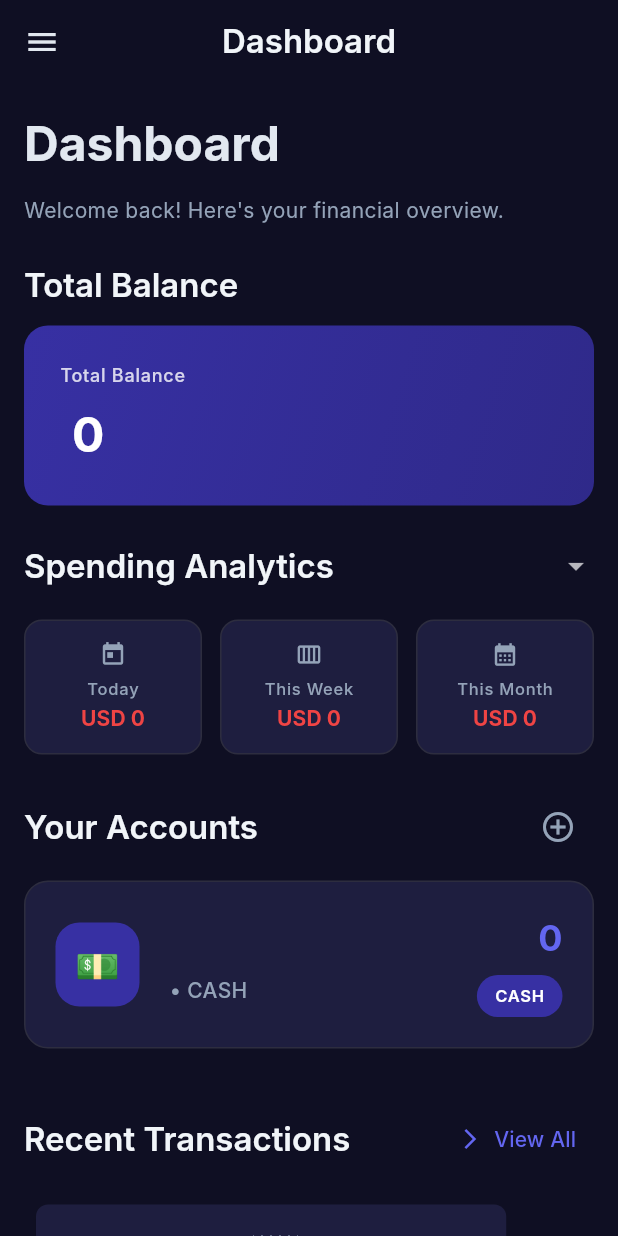
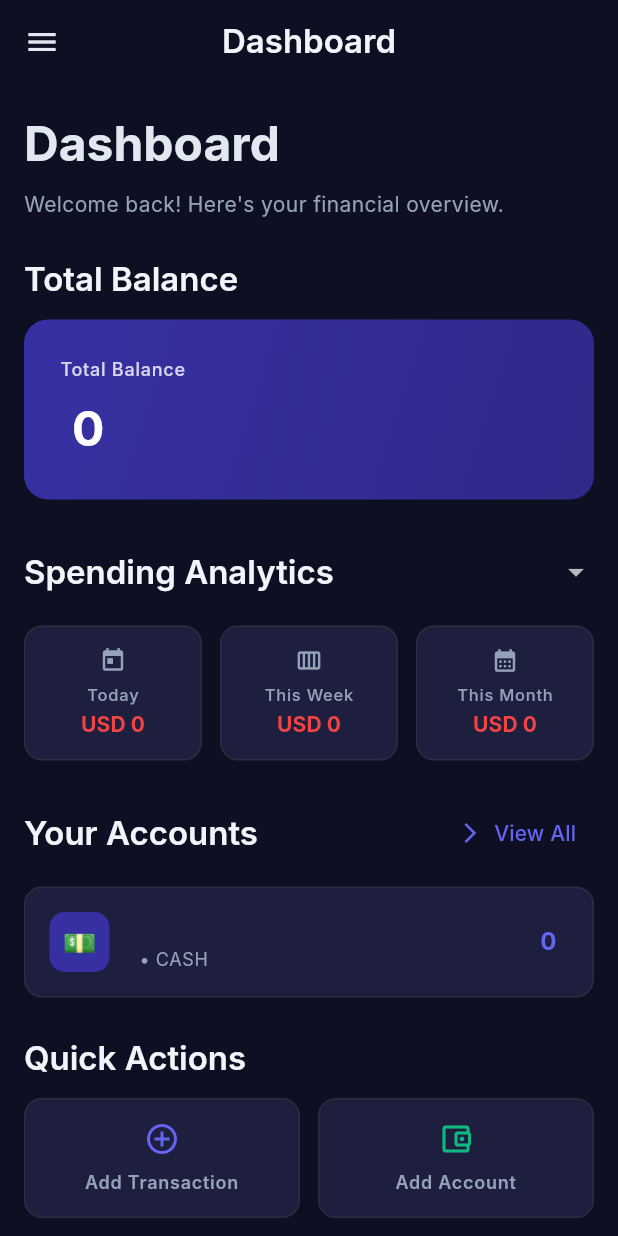
Before and after one commit to saadfarhan124/monthly_expense, a Flutter app: the screen it shows once a user with an empty profile is signed in, on a phone screen of 412 x 824 dp. Run offline on Flutter 3.47's test engine with Material 3 defaults, Android fonts, the phone set to English and light mode, and no system bars; our stand-ins replace cloud_firestore, firebase_auth, firebase_core; accounts and stored records are empty; Roboto replaces fonts that are missing (Inter).

Commit message:
redesigned dashboard

```diff
--- a/monthly_expense_app/lib/features/dashboard/presentation/dashboard_screen.dart
+++ b/monthly_expense_app/lib/features/dashboard/presentation/dashboard_screen.dart
@@ -373,183 +373,29 @@ class _DashboardScreenState extends State<DashboardScreen> {
                 mainAxisSize: MainAxisSize.min,
                 children: [
                   const SizedBox(height: AppSpacing.lg),
-                  Text(
-                    'Dashboard',
-                    style: AppTextStyles.headlineLarge.copyWith(
-                      color: AppColors.onSurface,
-                      fontWeight: FontWeight.bold,
-                    ),
-                  ),
-                  const SizedBox(height: AppSpacing.md),
-                  Text(
-                    'Welcome back! Here\'s your financial overview.',
-                    style: AppTextStyles.bodyMedium.copyWith(
-                      color: AppColors.onSurfaceVariant,
-                    ),
-                  ),
+
+                  // Header Section
+                  _buildHeader(),
                   const SizedBox(height: AppSpacing.xl),
 
-                  // Stats Cards
-                  _buildStatsSection(user.uid),
+                  // Total Balance Section
+                  _buildBalanceSection(user.uid),
+                  const SizedBox(height: AppSpacing.xl),
+
+                  // Spending Analytics Section
+                  _buildSpendingStats(user.uid),
                   const SizedBox(height: AppSpacing.xl),
 
                   // Accounts Section
-                  Row(
-                    mainAxisAlignment: MainAxisAlignment.spaceBetween,
-                    children: [
-                      Text(
-                        'Your Accounts',
-                        style: AppTextStyles.titleLarge.copyWith(
-                          fontWeight: FontWeight.w600,
-                        ),
-                      ),
-                      IconButton(
-                        icon: const Icon(Icons.add_circle_outline),
-                        onPressed: () {
-                          // TODO: Navigate to add account
-                        },
-                        tooltip: 'Add Account',
-                      ),
-                    ],
-                  ),
-                  const SizedBox(height: AppSpacing.md),
-
-                  // Accounts List
-                  StreamBuilder<List<Account>>(
-                    stream: _accountService.getAccounts(user.uid),
-                    builder: (context, snapshot) {
-                      if (snapshot.connectionState == ConnectionState.waiting) {
-                        return const Center(child: CircularProgressIndicator());
-                      }
-
-                      final accounts = snapshot.data ?? [];
-                      if (accounts.isEmpty) {
-                        return Card(
-                          color: AppColors.surfaceVariant,
-                          child: Padding(
-                            padding: AppSpacing.paddingLg,
-                            child: Column(
-                              children: [
-                                Icon(
-                                  Icons.account_balance_wallet_outlined,
-                                  size: 48,
-                                  color: AppColors.onSurfaceVariant,
-                                ),
-                                const SizedBox(height: AppSpacing.md),
-                                Text(
-                                  'No accounts yet',
-                                  style: AppTextStyles.titleMedium.copyWith(
-                                    color: AppColors.onSurfaceVariant,
-                                  ),
-                                ),
-                                const SizedBox(height: AppSpacing.sm),
-                                Text(
-                                  'Add your first account to get started',
-                                  style: AppTextStyles.bodyMedium.copyWith(
-                                    color: AppColors.onSurfaceVariant,
-                                  ),
-                                  textAlign: TextAlign.center,
-                                ),
-                                const SizedBox(height: AppSpacing.md),
-                                ElevatedButton.icon(
-                                  onPressed: () {
-                                    // TODO: Navigate to add account
-                                  },
-                                  icon: const Icon(Icons.add),
-                                  label: const Text('Add Account'),
-                                ),
-                              ],
-                            ),
-                          ),
-                        );
-                      }
-
-                      return Column(
-                        children: accounts.map((account) => _buildAccountCard(account)).toList(),
-                      );
-                    },
-                  ),
-
+                  _buildAccountsSection(user.uid),
                   const SizedBox(height: AppSpacing.xl),
 
-                  // Recent Transactions Section
-                  Row(
-                    mainAxisAlignment: MainAxisAlignment.spaceBetween,
-                    children: [
-                      Text(
-                        'Recent Transactions',
-                        style: AppTextStyles.titleLarge.copyWith(
-                          fontWeight: FontWeight.w600,
-                        ),
-                      ),
-                      TextButton.icon(
-                        onPressed: () {
-                          // TODO: Navigate to all transactions
-                        },
-                        icon: const Icon(Icons.arrow_forward_ios, size: 16),
-                        label: const Text('View All'),
-                      ),
-                    ],
-                  ),
-                  const SizedBox(height: AppSpacing.md),
+                  // Quick Actions Section
+                  _buildQuickActions(),
+                  const SizedBox(height: AppSpacing.xl),
 
-                  // Recent Transactions List
-                  StreamBuilder<List<TransactionModel>>(
-                    stream: _transactionService.getTransactions(user.uid),
-                    builder: (context, snapshot) {
-                      if (snapshot.connectionState == ConnectionState.waiting) {
-                        return const Center(child: CircularProgressIndicator());
-                      }
-
-                      final transactions = snapshot.data ?? [];
-                      if (transactions.isEmpty) {
-                        return Card(
-                          color: AppColors.surfaceVariant,
-                          child: Padding(
-                            padding: AppSpacing.paddingLg,
-                            child: Column(
-                              mainAxisAlignment: MainAxisAlignment.center,
-                              children: [
-                                Icon(
-                                  Icons.receipt_long_outlined,
-                                  size: 48,
-                                  color: AppColors.onSurfaceVariant,
-                                ),
-                                const SizedBox(height: AppSpacing.md),
-                                Text(
-                                  'No transactions yet',
-                                  style: AppTextStyles.titleMedium.copyWith(
-                                    color: AppColors.onSurfaceVariant,
-                                  ),
-                                ),
-                                const SizedBox(height: AppSpacing.sm),
-                                Text(
-                                  'Your recent transactions will appear here',
-                                  style: AppTextStyles.bodyMedium.copyWith(
-                                    color: AppColors.onSurfaceVariant,
-                                  ),
-                                  textAlign: TextAlign.center,
-                                ),
-                              ],
-                            ),
-                          ),
-                        );
-                      }
-
-                      // Show only recent transactions (last 5)
-                      final recentTransactions = transactions.take(5).toList();
-
-                      return Column(
-                        mainAxisSize: MainAxisSize.min,
-                        children: [
-                          for (int i = 0; i < recentTransactions.length; i++) ...[
-                            _buildTransactionTile(recentTransactions[i]),
-                            if (i < recentTransactions.length - 1) const Divider(height: 1),
-                          ],
-                        ],
-                      );
-                    },
-                  ),
+                  // Recent Activity Section
+                  _buildRecentActivity(user.uid),
                   const SizedBox(height: AppSpacing.xl + 45), // Extra space to prevent overflow
                 ],
               ),
@@ -557,7 +403,29 @@ class _DashboardScreenState extends State<DashboardScreen> {
     );
   }
 
-  Widget _buildStatsSection(String userId) {
+  Widget _buildHeader() {
+    return Column(
+      crossAxisAlignment: CrossAxisAlignment.start,
+      children: [
+        Text(
+          'Dashboard',
+          style: AppTextStyles.headlineLarge.copyWith(
+            color: AppColors.onSurface,
+            fontWeight: FontWeight.bold,
+          ),
+        ),
+        const SizedBox(height: AppSpacing.sm),
+        Text(
+          'Welcome back! Here\'s your financial overview.',
+          style: AppTextStyles.bodyMedium.copyWith(
+            color: AppColors.onSurfaceVariant,
+          ),
+        ),
+      ],
+    );
+  }
+
+  Widget _buildBalanceSection(String userId) {
     return StreamBuilder<List<Account>>(
       stream: _accountService.getAccounts(userId),
       builder: (context, snapshot) {
@@ -586,8 +454,6 @@ class _DashboardScreenState extends State<DashboardScreen> {
               _buildEmptyBalanceCard()
             else
               _buildBalanceCards(currencyTotals),
-            const SizedBox(height: AppSpacing.lg),
-            _buildSpendingStats(userId),
           ],
         );
       },
@@ -726,6 +592,341 @@ class _DashboardScreenState extends State<DashboardScreen> {
     }
   }
 
+  Widget _buildQuickActions() {
+    return Column(
+      crossAxisAlignment: CrossAxisAlignment.start,
+      children: [
+        Text(
+          'Quick Actions',
+          style: AppTextStyles.titleLarge.copyWith(
+            fontWeight: FontWeight.w600,
+          ),
+        ),
+        const SizedBox(height: AppSpacing.md),
+        Row(
+          children: [
+            Expanded(
+              child: _buildQuickActionCard(
+                'Add Transaction',
+                Icons.add_circle_outline,
+                AppColors.primary,
+                () {
+                  // TODO: Navigate to add transaction
+                },
+              ),
+            ),
+            const SizedBox(width: AppSpacing.md),
+            Expanded(
+              child: _buildQuickActionCard(
+                'Add Account',
+                Icons.account_balance_wallet_outlined,
+                AppColors.success,
+                () {
+                  // TODO: Navigate to add account
+                },
+              ),
+            ),
+          ],
+        ),
+      ],
+    );
+  }
+
+  Widget _buildAccountsSection(String userId) {
+    return StreamBuilder<List<Account>>(
+      stream: _accountService.getAccounts(userId),
+      builder: (context, snapshot) {
+        if (snapshot.connectionState == ConnectionState.waiting) {
+          return const Center(child: CircularProgressIndicator());
+        }
+
+        final accounts = snapshot.data ?? [];
+
+        return Column(
+          crossAxisAlignment: CrossAxisAlignment.start,
+          children: [
+            Row(
+              mainAxisAlignment: MainAxisAlignment.spaceBetween,
+              children: [
+                Text(
+                  'Your Accounts',
+                  style: AppTextStyles.titleLarge.copyWith(
+                    fontWeight: FontWeight.w600,
+                  ),
+                ),
+                TextButton.icon(
+                  onPressed: () {
+                    // TODO: Navigate to accounts screen
+                  },
+                  icon: const Icon(Icons.arrow_forward_ios, size: 16),
+                  label: const Text('View All'),
+                ),
+              ],
+            ),
+            const SizedBox(height: AppSpacing.md),
+
+            if (accounts.isEmpty)
+              Container(
+                width: double.infinity,
+                padding: const EdgeInsets.symmetric(vertical: 40, horizontal: 20),
+                decoration: BoxDecoration(
+                  color: AppColors.surfaceVariant,
+                  borderRadius: BorderRadius.circular(12),
+                  border: Border.all(
+                    color: AppColors.border,
+                    width: 1,
+                  ),
+                ),
+                child: Column(
+                  mainAxisAlignment: MainAxisAlignment.center,
+                  children: [
+                    Icon(
+                      Icons.account_balance_wallet_outlined,
+                      size: 32,
+                      color: AppColors.onSurfaceVariant,
+                    ),
+                    const SizedBox(height: AppSpacing.md),
+                    Text(
+                      'No accounts yet',
+                      style: AppTextStyles.titleMedium.copyWith(
+                        color: AppColors.onSurfaceVariant,
+                      ),
+                    ),
+                    const SizedBox(height: AppSpacing.sm),
+                    Text(
+                      'Add your first account to get started',
+                      style: AppTextStyles.bodyMedium.copyWith(
+                        color: AppColors.onSurfaceVariant,
+                      ),
+                      textAlign: TextAlign.center,
+                    ),
+                  ],
+                ),
+              )
+            else
+              Container(
+                decoration: BoxDecoration(
+                  color: AppColors.surfaceVariant,
+                  borderRadius: BorderRadius.circular(12),
+                  border: Border.all(
+                    color: AppColors.border,
+                    width: 1,
+                  ),
+                ),
+                child: Column(
+                  children: [
+                    // Show first 2 accounts in detail
+                    for (int i = 0; i < accounts.length && i < 2; i++) ...[
+                      _buildCompactAccountTile(accounts[i]),
+                      if (i < accounts.length - 1 && i < 1)
+                        Divider(height: 1, indent: 16, endIndent: 16),
+                    ],
+                    // If more than 2 accounts, show a summary
+                    if (accounts.length > 2)
+                      Padding(
+                        padding: const EdgeInsets.all(16),
+                        child: Row(
+                          mainAxisAlignment: MainAxisAlignment.center,
+                          children: [
+                            Icon(
+                              Icons.more_horiz,
+                              color: AppColors.onSurfaceVariant,
+                              size: 20,
+                            ),
+                            const SizedBox(width: 8),
+                            Text(
+                              '${accounts.length - 2} more accounts',
+                              style: AppTextStyles.bodyMedium.copyWith(
+                                color: AppColors.onSurfaceVariant,
+                              ),
+                            ),
+                          ],
+                        ),
+                      ),
+                  ],
+                ),
+              ),
+          ],
+        );
+      },
+    );
+  }
+
+  Widget _buildCompactAccountTile(Account account) {
+    return ListTile(
+      leading: Container(
+        width: 40,
+        height: 40,
+        decoration: BoxDecoration(
+          color: AppColors.primaryContainer,
+          borderRadius: BorderRadius.circular(10),
+        ),
+        child: Center(
+          child: Text(
+            account.icon,
+            style: const TextStyle(fontSize: 18),
+          ),
+        ),
+      ),
+      title: Text(
+        account.name,
+        style: AppTextStyles.titleMedium.copyWith(
+          fontWeight: FontWeight.w600,
+        ),
+      ),
+      subtitle: Text(
+        '${account.currency} • ${account.type.name.toUpperCase()}',
+        style: AppTextStyles.bodySmall.copyWith(
+          color: AppColors.onSurfaceVariant,
+        ),
+      ),
+      trailing: Text(
+        '${account.currency} ${account.balance.toStringAsFixed(0)}',
+        style: AppTextStyles.titleMedium.copyWith(
+          fontWeight: FontWeight.bold,
+          color: AppColors.primary,
+        ),
+      ),
+    );
+  }
+
+  Widget _buildQuickActionCard(String title, IconData icon, Color color, VoidCallback onTap) {
+    return GestureDetector(
+      onTap: onTap,
+      child: Container(
+        height: 80,
+        decoration: BoxDecoration(
+          color: AppColors.surfaceVariant,
+          borderRadius: BorderRadius.circular(12),
+          border: Border.all(
+            color: AppColors.border,
+            width: 1,
+          ),
+        ),
+        child: Column(
+          mainAxisAlignment: MainAxisAlignment.center,
+          children: [
+            Icon(
+              icon,
+              color: color,
+              size: 24,
+            ),
+            const SizedBox(height: 8),
+            Text(
+              title,
+              style: AppTextStyles.labelMedium.copyWith(
+                fontWeight: FontWeight.w600,
+              ),
+              textAlign: TextAlign.center,
+            ),
+          ],
+        ),
+      ),
+    );
+  }
+
+  Widget _buildRecentActivity(String userId) {
+    return Column(
+      crossAxisAlignment: CrossAxisAlignment.start,
+      children: [
+        Row(
+          mainAxisAlignment: MainAxisAlignment.spaceBetween,
+          children: [
+            Text(
+              'Recent Activity',
+              style: AppTextStyles.titleLarge.copyWith(
+                fontWeight: FontWeight.w600,
+              ),
+            ),
+            TextButton.icon(
+              onPressed: () {
+                // TODO: Navigate to all transactions
+              },
+              icon: const Icon(Icons.arrow_forward_ios, size: 16),
+              label: const Text('View All'),
+            ),
+          ],
+        ),
+        const SizedBox(height: AppSpacing.md),
+
+        // Recent Transactions List
+        StreamBuilder<List<TransactionModel>>(
+          stream: _transactionService.getTransactions(userId),
+          builder: (context, snapshot) {
+            if (snapshot.connectionState == ConnectionState.waiting) {
+              return const Center(child: CircularProgressIndicator());
+            }
+
+            final transactions = snapshot.data ?? [];
+            if (transactions.isEmpty) {
+              return Container(
+                width: double.infinity,
+                padding: const EdgeInsets.symmetric(vertical: 40, horizontal: 20),
+                decoration: BoxDecoration(
+                  color: AppColors.surfaceVariant,
+                  borderRadius: BorderRadius.circular(12),
+                  border: Border.all(
+                    color: AppColors.border,
+                    width: 1,
+                  ),
+                ),
+                child: Column(
+                  mainAxisAlignment: MainAxisAlignment.center,
+                  children: [
+                    Icon(
+                      Icons.receipt_long_outlined,
+                      size: 32,
+                      color: AppColors.onSurfaceVariant,
+                    ),
+                    const SizedBox(height: AppSpacing.md),
+                    Text(
+                      'No recent activity',
+                      style: AppTextStyles.titleMedium.copyWith(
+                        color: AppColors.onSurfaceVariant,
+                      ),
+                    ),
+                    const SizedBox(height: AppSpacing.sm),
+                    Text(
+                      'Your recent transactions will appear here',
+                      style: AppTextStyles.bodyMedium.copyWith(
+                        color: AppColors.onSurfaceVariant,
+                      ),
+                      textAlign: TextAlign.center,
+                    ),
+                  ],
+                ),
+              );
+            }
+
+            // Show only recent transactions (last 3)
+            final recentTransactions = transactions.take(3).toList();
+
+            return Container(
+              decoration: BoxDecoration(
+                color: AppColors.surfaceVariant,
+                borderRadius: BorderRadius.circular(12),
+                border: Border.all(
+                  color: AppColors.border,
+                  width: 1,
+                ),
+              ),
+              child: Column(
+                mainAxisSize: MainAxisSize.min,
+                children: [
+                  for (int i = 0; i < recentTransactions.length; i++) ...[
+                    _buildTransactionTile(recentTransactions[i]),
+                    if (i < recentTransactions.length - 1)
+                      Divider(height: 1, indent: 16, endIndent: 16),
+                  ],
+                ],
+              ),
+            );
+          },
+        ),
+      ],
+    );
+  }
+
   String _formatCurrency(double amount) {
     if (amount >= 1000000) {
       return '${(amount / 1000000).toStringAsFixed(1)}M';
```
